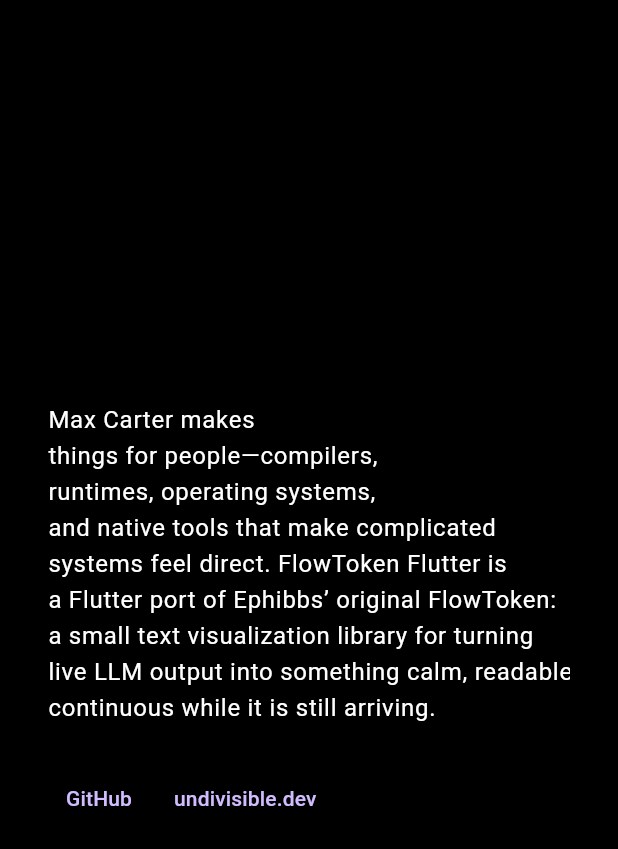
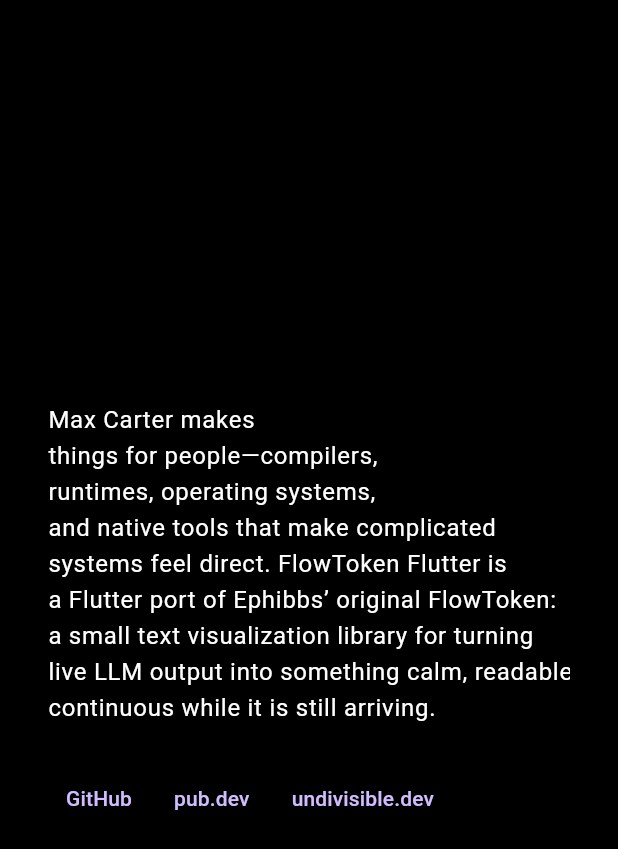
Before and after one commit to undivisible/flowtoken_flutter, a Flutter app: the screen it shows after launch, after a tap on "undivisible.dev", on a phone screen of 412 x 824 dp. Shown: the top 849 px of the screen. Run offline on Flutter 3.47's test engine with Material 3 defaults, Android fonts, the phone set to English and light mode, and no system bars; missing offline and left inert: gpt_markdown.

Commit message:
Link FlowToken demo to pub.dev

```diff
--- a/example/lib/main.dart
+++ b/example/lib/main.dart
@@ -115,6 +115,15 @@ class _FlowTokenDemoPageState extends State<FlowTokenDemoPage> {
                           ),
                           TextButton(
                             onPressed: () => launchUrl(
+                              Uri.parse(
+                                'https://pub.dev/packages/flowtoken_flutter',
+                              ),
+                              mode: LaunchMode.externalApplication,
+                            ),
+                            child: const Text('pub.dev'),
+                          ),
+                          TextButton(
+                            onPressed: () => launchUrl(
                               Uri.parse('https://undivisible.dev'),
                               mode: LaunchMode.externalApplication,
                             ),
```
